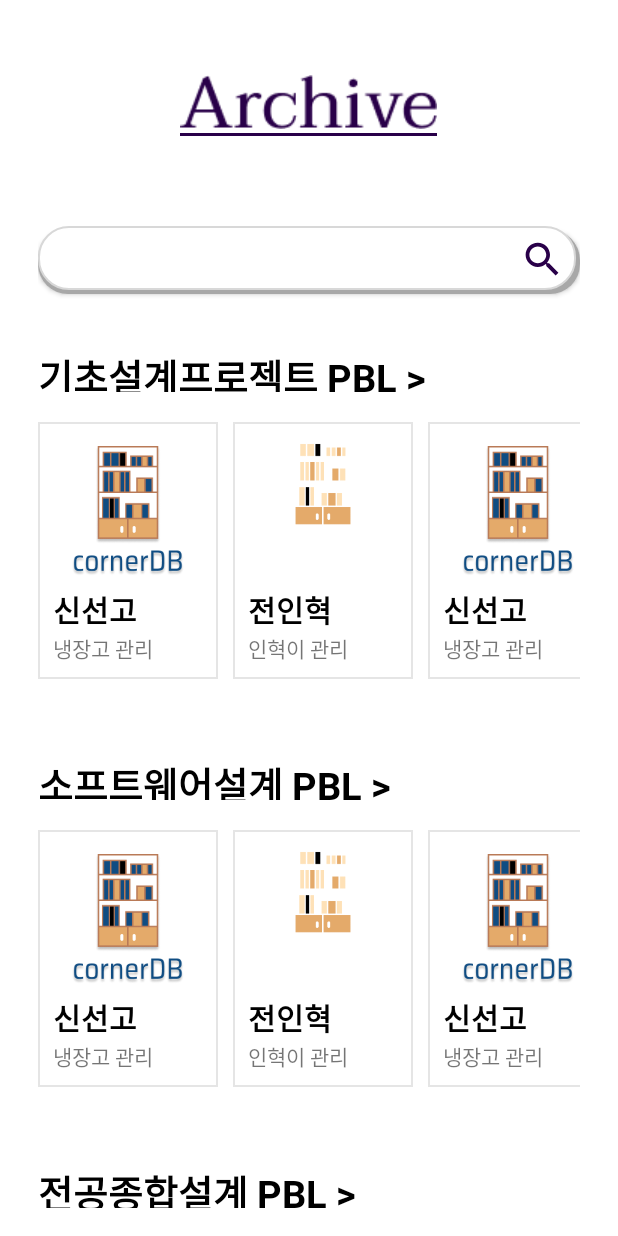
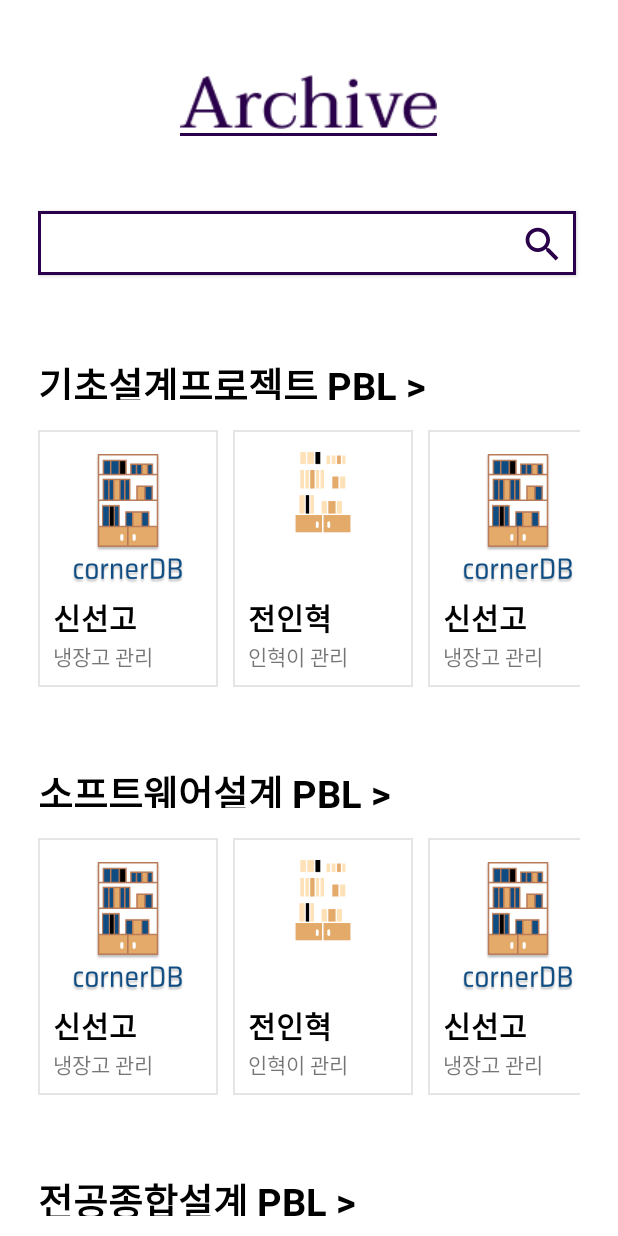
Before and after one commit to GNU-CORNER/DBapp-android, an Android app: the MainActivity screen opened directly, with no data from a screen before it, on a phone screen of 412 x 824 dp. Run offline under Robolectric (Android 15) with nearby library versions, the phone set to English and light mode, and no system bars.

Commit message:
Fix search box
search box 디자인 수정

```diff
--- a/app/src/main/res/drawable/search_box.xml
+++ b/app/src/main/res/drawable/search_box.xml
@@ -3,20 +3,20 @@
     <item>
         <layer-list>
             <!-- shadow (밑으로) : 그림자 -->
-            <item android:top="3dp">
-                <shape>
-                    <corners android:radius="20dp" />
-                    <solid android:color="#A8A8A8" />
-                </shape>
-            </item>
+<!--            <item android:top="3dp">-->
+<!--                <shape>-->
+<!--                    <corners android:radius="20dp" />-->
+<!--                    <solid android:color="#A8A8A8" />-->
+<!--                </shape>-->
+<!--            </item>-->
             <!-- background (위로) -->
             <item android:bottom="3dp" android:right="3dp">
                 <shape>
-                    <corners android:radius="20dp" />
+<!--                    <corners android:radius="20dp" />-->
                     <solid android:color="#FFFFFF" />
                     <stroke
-                        android:width="1dp"
-                        android:color="#D8D8D8"/>
+                        android:width="2dp"
+                        android:color="@color/personal_color"/>
                 </shape>
             </item>
         </layer-list>
--- a/app/src/main/res/layout/activity_main.xml
+++ b/app/src/main/res/layout/activity_main.xml
@@ -32,7 +32,7 @@
                 android:layout_height="45dp"
                 android:background="@drawable/search_box"
                 android:drawableRight="@drawable/search_logo"
-                android:layout_marginVertical="10dp"
+                android:layout_marginBottom="25dp"
                 android:paddingRight="10dp" />
 
             <androidx.recyclerview.widget.RecyclerView
```
